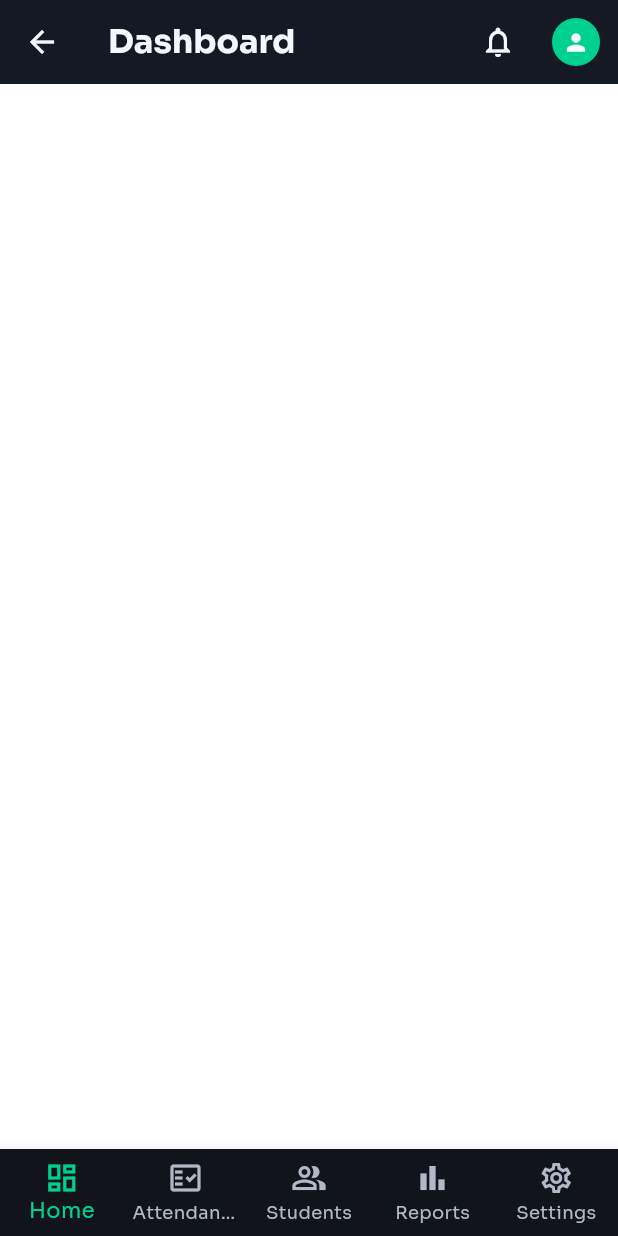
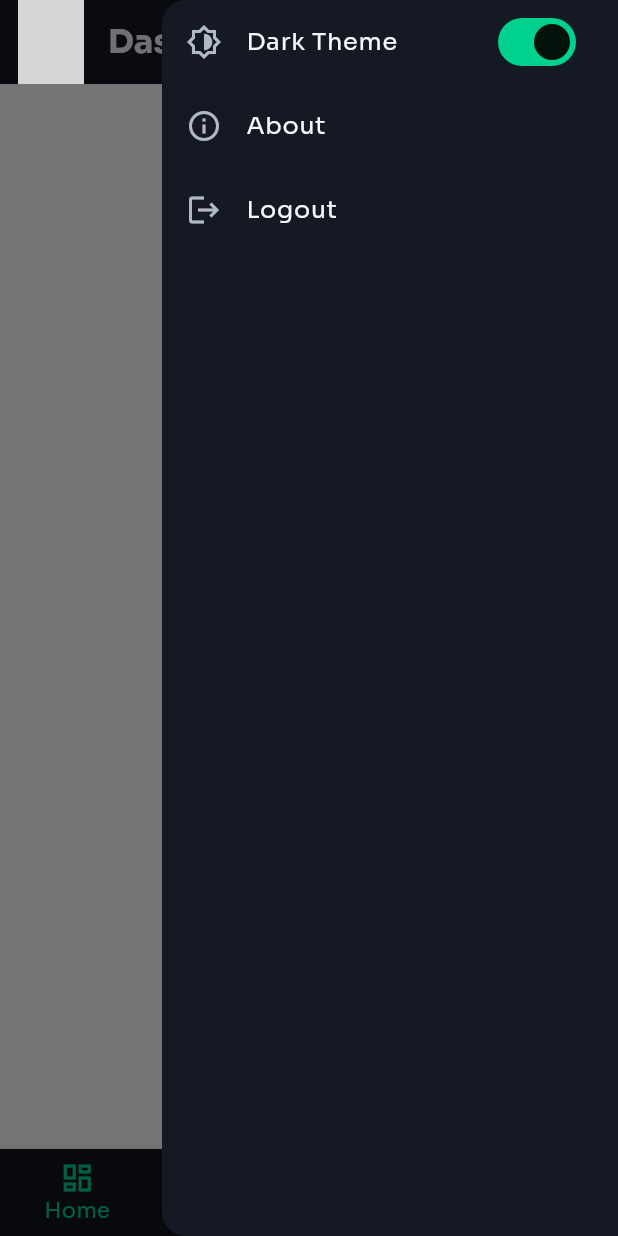
Before and after one commit to hameelhusnain/ai-attendance-system, a Flutter app: the AppShell screen opened directly with empty values, with the side drawer open (before the commit the screen has no drawer), on a phone screen of 412 x 824 dp. Run offline on Flutter 3.47's test engine with Material 3 defaults, Android fonts, the phone set to English and light mode, and no system bars; our stand-ins replace go_router, google_fonts; grey boxes are pictures that could not be loaded.

Commit message:
feat: implement theme controller and add new screens for sessions, search, profile, and about

```diff
--- a/ai_attendance_system/lib/app.dart
+++ b/ai_attendance_system/lib/app.dart
@@ -1,19 +1,41 @@
 import 'package:flutter/material.dart';
 import 'core/routing/app_router.dart';
 import 'core/theme/app_theme.dart';
+import 'core/theme/theme_controller.dart';
 
-class AiAttendanceApp extends StatelessWidget {
+class AiAttendanceApp extends StatefulWidget {
   const AiAttendanceApp({super.key});
 
   @override
+  State<AiAttendanceApp> createState() => _AiAttendanceAppState();
+}
+
+class _AiAttendanceAppState extends State<AiAttendanceApp> {
+  final ThemeController _themeController = ThemeController();
+
+  @override
+  void dispose() {
+    _themeController.dispose();
+    super.dispose();
+  }
+
+  @override
   Widget build(BuildContext context) {
-    return MaterialApp.router(
-      title: 'AI Attendance System',
-      theme: AppTheme.light,
-      darkTheme: AppTheme.dark,
-      themeMode: ThemeMode.dark,
-      routerConfig: AppRouter.router,
-      debugShowCheckedModeBanner: false,
+    return AnimatedBuilder(
+      animation: _themeController,
+      builder: (context, _) {
+        return ThemeScope(
+          controller: _themeController,
+          child: MaterialApp.router(
+            title: 'AI Attendance System',
+            theme: AppTheme.light,
+            darkTheme: AppTheme.dark,
+            themeMode: _themeController.mode,
+            routerConfig: AppRouter.router,
+            debugShowCheckedModeBanner: false,
+          ),
+        );
+      },
     );
   }
 }
--- a/ai_attendance_system/lib/core/routing/app_router.dart
+++ b/ai_attendance_system/lib/core/routing/app_router.dart
@@ -9,6 +9,10 @@ import '../../features/students/presentation/student_detail_screen.dart';
 import '../../features/students/presentation/students_screen.dart';
 import '../../features/reports/presentation/reports_screen.dart';
 import '../../features/settings/presentation/settings_screen.dart';
+import '../../features/sessions/presentation/sessions_screen.dart';
+import '../../features/search/presentation/search_screen.dart';
+import '../../features/profile/presentation/profile_screen.dart';
+import '../../features/about/presentation/about_screen.dart';
 
 class AppRouter {
   static final GoRouter router = GoRouter(
@@ -33,6 +37,26 @@ class AppRouter {
             path: '/dashboard',
             name: 'dashboard',
             pageBuilder: (context, state) => _fade(const DashboardOverviewScreen()),
+          ),
+          GoRoute(
+            path: '/sessions',
+            name: 'sessions',
+            pageBuilder: (context, state) => _fade(const SessionsScreen()),
+          ),
+          GoRoute(
+            path: '/search',
+            name: 'search',
+            pageBuilder: (context, state) => _fade(const SearchScreen()),
+          ),
+          GoRoute(
+            path: '/profile',
+            name: 'profile',
+            pageBuilder: (context, state) => _fade(const ProfileScreen()),
+          ),
+          GoRoute(
+            path: '/about',
+            name: 'about',
+            pageBuilder: (context, state) => _fade(const AboutScreen()),
           ),
           GoRoute(
             path: '/attendance',
--- /dev/null
+++ b/ai_attendance_system/lib/core/theme/theme_controller.dart
@@ -0,0 +1,27 @@
+import 'package:flutter/material.dart';
+
+class ThemeController extends ChangeNotifier {
+  ThemeMode _mode = ThemeMode.dark;
+
+  ThemeMode get mode => _mode;
+  bool get isDark => _mode == ThemeMode.dark;
+
+  void toggle() {
+    _mode = _mode == ThemeMode.dark ? ThemeMode.light : ThemeMode.dark;
+    notifyListeners();
+  }
+}
+
+class ThemeScope extends InheritedNotifier<ThemeController> {
+  const ThemeScope({
+    super.key,
+    required ThemeController controller,
+    required Widget child,
+  }) : super(notifier: controller, child: child);
+
+  static ThemeController of(BuildContext context) {
+    final scope = context.dependOnInheritedWidgetOfExactType<ThemeScope>();
+    assert(scope != null, 'ThemeScope not found in context');
+    return scope!.notifier!;
+  }
+}
--- a/ai_attendance_system/lib/core/widgets/app_shell.dart
+++ b/ai_attendance_system/lib/core/widgets/app_shell.dart
@@ -2,6 +2,7 @@ import 'package:flutter/material.dart';
 import 'package:go_router/go_router.dart';
 import '../../shared/services/auth_service.dart';
 import '../theme/app_theme.dart';
+import '../theme/theme_controller.dart';
 import 'app_background.dart';
 import 'app_spacing.dart';
 import '../utils/responsive.dart';
@@ -46,6 +47,7 @@ class AppShell extends StatelessWidget {
         return Scaffold(
           backgroundColor: Colors.transparent,
           appBar: _MobileAppBar(title: title),
+          endDrawer: const _AppEndDrawer(),
           body: AppBackground(
             child: SafeArea(
               child: child,
@@ -72,6 +74,14 @@ class AppShell extends StatelessWidget {
         return 'Reports';
       case '/settings':
         return 'Settings';
+      case '/sessions':
+        return 'Sessions';
+      case '/search':
+        return 'Search';
+      case '/profile':
+        return 'Profile';
+      case '/about':
+        return 'About';
       default:
         return 'Dashboard';
     }
@@ -171,50 +181,17 @@ class AppHeader extends StatelessWidget {
                   ),
                 ),
               if (showSearch) const SizedBox(width: 16),
-              Stack(
-                children: [
-                  IconButton(
-                    icon: const Icon(Icons.notifications_none),
-                    onPressed: () {},
+              const Spacer(),
+              SizedBox(
+                height: 32,
+                width: 120,
+                child: Image.asset(
+                  'assets/logo.png',
+                  fit: BoxFit.contain,
+                  errorBuilder: (context, error, stackTrace) => const Icon(
+                    Icons.auto_awesome,
+                    color: AppTheme.textPrimary,
                   ),
-                  Positioned(
-                    right: 10,
-                    top: 10,
-                    child: Container(
-                      height: 8,
-                      width: 8,
-                      decoration: const BoxDecoration(
-                        color: AppTheme.accentOrange,
-                        shape: BoxShape.circle,
-                      ),
-                    ),
-                  ),
-                ],
-              ),
-              PopupMenuButton<String>(
-                onSelected: (value) async {
-                  if (value == 'logout') {
-                    await AuthService().logout();
-                    if (context.mounted) {
-                      context.go('/');
-                    }
-                  }
-                },
-                itemBuilder: (context) => const [
-                  PopupMenuItem(value: 'profile', child: Text('Profile')),
-                  PopupMenuItem(value: 'logout', child: Text('Logout')),
-                ],
-                child: Row(
-                  children: [
-                    const CircleAvatar(
-                      radius: 16,
-                      backgroundColor: AppTheme.brandGreen,
-                      child: Icon(Icons.person, size: 18, color: Colors.white),
-                    ),
-                    const SizedBox(width: 8),
-                    const Text('Admin'),
-                    const Icon(Icons.expand_more),
-                  ],
                 ),
               ),
             ],
@@ -239,6 +216,17 @@ class _MobileAppBar extends StatelessWidget implements PreferredSizeWidget {
       backgroundColor: AppTheme.surfaceCard,
       foregroundColor: AppTheme.textPrimary,
       elevation: 0,
+      leading: Padding(
+        padding: const EdgeInsets.only(left: 12),
+        child: Image.asset(
+          'assets/logo.png',
+          fit: BoxFit.contain,
+          errorBuilder: (context, error, stackTrace) => const Icon(
+            Icons.auto_awesome,
+            color: AppTheme.textPrimary,
+          ),
+        ),
+      ),
       title: Text(
         title,
         style: Theme.of(context).textTheme.titleLarge?.copyWith(
@@ -246,30 +234,10 @@ class _MobileAppBar extends StatelessWidget implements PreferredSizeWidget {
             ),
       ),
       actions: [
-        IconButton(
-          icon: const Icon(Icons.notifications_none),
-          onPressed: () {},
-        ),
-        PopupMenuButton<String>(
-          onSelected: (value) async {
-            if (value == 'logout') {
-              await AuthService().logout();
-              if (context.mounted) {
-                context.go('/');
-              }
-            }
-          },
-          itemBuilder: (context) => const [
-            PopupMenuItem(value: 'profile', child: Text('Profile')),
-            PopupMenuItem(value: 'logout', child: Text('Logout')),
-          ],
-          child: const Padding(
-            padding: EdgeInsets.symmetric(horizontal: 12),
-            child: CircleAvatar(
-              radius: 16,
-              backgroundColor: AppTheme.brandGreen,
-              child: Icon(Icons.person, size: 18, color: Colors.white),
-            ),
+        Builder(
+          builder: (context) => IconButton(
+            icon: const Icon(Icons.menu),
+            onPressed: () => Scaffold.of(context).openEndDrawer(),
           ),
         ),
       ],
@@ -289,10 +257,10 @@ class AppSidebar extends StatelessWidget {
 
   final List<_NavItem> items = const [
     _NavItem(label: 'Dashboard', icon: Icons.dashboard_outlined, route: '/dashboard'),
-    _NavItem(label: 'Attendance', icon: Icons.fact_check_outlined, route: '/attendance'),
-    _NavItem(label: 'Students', icon: Icons.people_alt_outlined, route: '/students'),
-    _NavItem(label: 'Reports', icon: Icons.bar_chart_outlined, route: '/reports'),
-    _NavItem(label: 'Settings', icon: Icons.settings_outlined, route: '/settings'),
+    _NavItem(label: 'Sessions', icon: Icons.timer_outlined, route: '/sessions'),
+    _NavItem(label: 'Search', icon: Icons.search_outlined, route: '/search'),
+    _NavItem(label: 'Profile', icon: Icons.person_outline, route: '/profile'),
+    _NavItem(label: 'About', icon: Icons.info_outline, route: '/about'),
   ];
 
   @override
@@ -413,10 +381,9 @@ class _BottomNav extends StatelessWidget {
   final String location;
 
   int _indexForLocation(String location) {
-    if (location.startsWith('/attendance')) return 1;
-    if (location.startsWith('/students')) return 2;
-    if (location.startsWith('/reports')) return 3;
-    if (location.startsWith('/settings')) return 4;
+    if (location.startsWith('/sessions')) return 1;
+    if (location.startsWith('/search')) return 2;
+    if (location.startsWith('/profile')) return 3;
     return 0;
   }
 
@@ -431,26 +398,22 @@ class _BottomNav extends StatelessWidget {
             context.go('/dashboard');
             break;
           case 1:
-            context.go('/attendance');
+            context.go('/sessions');
             break;
           case 2:
-            context.go('/students');
+            context.go('/search');
             break;
           case 3:
-            context.go('/reports');
-            break;
-          case 4:
-            context.go('/settings');
+            context.go('/profile');
             break;
         }
       },
       type: BottomNavigationBarType.fixed,
       items: const [
         BottomNavigationBarItem(icon: Icon(Icons.dashboard_outlined), label: 'Home'),
-        BottomNavigationBarItem(icon: Icon(Icons.fact_check_outlined), label: 'Attendance'),
-        BottomNavigationBarItem(icon: Icon(Icons.people_alt_outlined), label: 'Students'),
-        BottomNavigationBarItem(icon: Icon(Icons.bar_chart_outlined), label: 'Reports'),
-        BottomNavigationBarItem(icon: Icon(Icons.settings_outlined), label: 'Settings'),
+        BottomNavigationBarItem(icon: Icon(Icons.timer_outlined), label: 'Sessions'),
+        BottomNavigationBarItem(icon: Icon(Icons.search_outlined), label: 'Search'),
+        BottomNavigationBarItem(icon: Icon(Icons.person_outline), label: 'Profile'),
       ],
     );
   }
@@ -463,3 +426,47 @@ class _NavItem {
   final IconData icon;
   final String route;
 }
+
+class _AppEndDrawer extends StatelessWidget {
+  const _AppEndDrawer();
+
+  @override
+  Widget build(BuildContext context) {
+    final themeController = ThemeScope.of(context);
+    return Drawer(
+      child: SafeArea(
+        child: Column(
+          children: [
+            ListTile(
+              leading: const Icon(Icons.brightness_6_outlined),
+              title: const Text('Dark Theme'),
+              trailing: Switch(
+                value: themeController.isDark,
+                onChanged: (_) => themeController.toggle(),
+              ),
+            ),
+            ListTile(
+              leading: const Icon(Icons.info_outline),
+              title: const Text('About'),
+              onTap: () {
+                Navigator.of(context).pop();
+                context.go('/about');
+              },
+            ),
+            ListTile(
+              leading: const Icon(Icons.logout),
+              title: const Text('Logout'),
+              onTap: () async {
+                Navigator.of(context).pop();
+                await AuthService().logout();
+                if (context.mounted) {
+                  context.go('/');
+                }
+              },
+            ),
+          ],
+        ),
+      ),
+    );
+  }
+}
```
Also changed, not shown: ai_attendance_system/lib/features/about/presentation/about_screen.dart (added, +134 -0 lines), ai_attendance_system/lib/features/dashboard/presentation/dashboard_screen.dart (+90 -2 lines), ai_attendance_system/lib/features/profile/presentation/profile_screen.dart (added, +80 -0 lines), ai_attendance_system/lib/features/search/presentation/search_screen.dart (added, +44 -0 lines), ai_attendance_system/lib/features/sessions/presentation/sessions_screen.dart (added, +44 -0 lines). Lines whose indentation alone changed are shown as unchanged.
